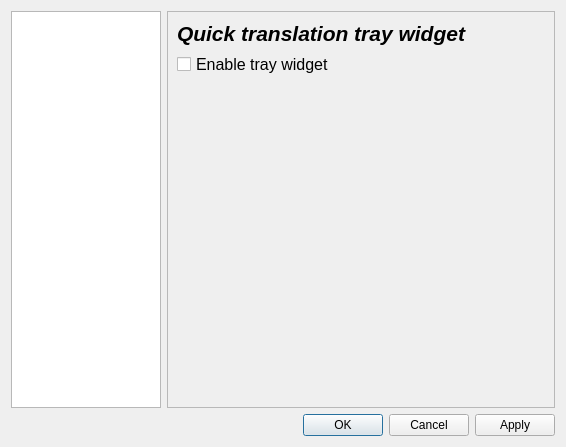
Old version of the form src/GUI/settingsdialog.ui in the repository denix56/Apertium-GP.
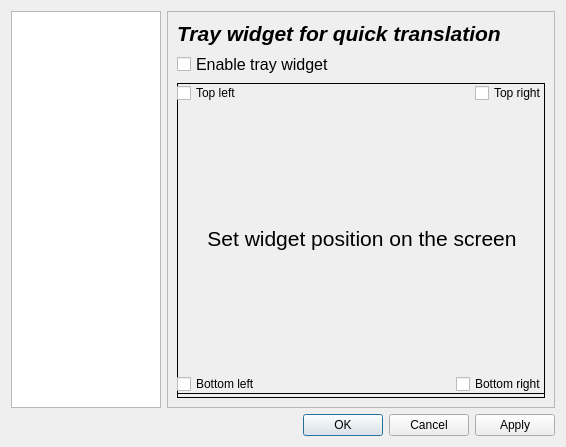
New version of the form.

Commit message: bug fixes, added option for changing tray widget position

Diff of the .ui file:
```diff
--- a/src/GUI/settingsdialog.ui
+++ b/src/GUI/settingsdialog.ui
@@ -20,36 +20,7 @@
    <string>Dialog</string>
   </property>
   <layout class="QGridLayout" name="gridLayout">
-   <item row="1" column="1">
-    <widget class="QDialogButtonBox" name="buttonBox">
-     <property name="standardButtons">
-      <set>QDialogButtonBox::Apply|QDialogButtonBox::Cancel|QDialogButtonBox::Ok</set>
-     </property>
-    </widget>
-   </item>
-   <item row="0" column="0">
-    <widget class="QListWidget" name="listWidget">
-     <property name="sizePolicy">
-      <sizepolicy hsizetype="Fixed" vsizetype="Expanding">
-       <horstretch>0</horstretch>
-       <verstretch>0</verstretch>
-      </sizepolicy>
-     </property>
-     <property name="maximumSize">
-      <size>
-       <width>150</width>
-       <height>16777215</height>
-      </size>
-     </property>
-     <property name="isWrapping" stdset="0">
-      <bool>false</bool>
-     </property>
-     <property name="wordWrap">
-      <bool>true</bool>
-     </property>
-    </widget>
-   </item>
-   <item row="0" column="1">
+   <item row="0" column="2">
     <widget class="QStackedWidget" name="stackedWidget">
      <property name="frameShape">
       <enum>QFrame::StyledPanel</enum>
@@ -128,8 +99,8 @@
           <string>&lt;!DOCTYPE HTML PUBLIC &quot;-//W3C//DTD HTML 4.0//EN&quot; &quot;http://www.w3.org/TR/REC-html40/strict.dtd&quot;&gt;
 &lt;html&gt;&lt;head&gt;&lt;meta name=&quot;qrichtext&quot; content=&quot;1&quot; /&gt;&lt;style type=&quot;text/css&quot;&gt;
 p, li { white-space: pre-wrap; }
-&lt;/style&gt;&lt;/head&gt;&lt;body style=&quot; font-family:'MS Shell Dlg 2'; font-size:8.25pt; font-weight:400; font-style:normal;&quot;&gt;
-&lt;p style=&quot; margin-top:0px; margin-bottom:0px; margin-left:0px; margin-right:0px; -qt-block-indent:0; text-indent:0px;&quot;&gt;&lt;span style=&quot; font-family:'Ubuntu'; font-size:11pt; color:#000000;&quot;&gt;Hello world!&lt;/span&gt;&lt;/p&gt;&lt;/body&gt;&lt;/html&gt;</string>
+&lt;/style&gt;&lt;/head&gt;&lt;body style=&quot; font-family:'Ubuntu'; font-size:11pt; font-weight:400; font-style:normal;&quot;&gt;
+&lt;p style=&quot; margin-top:0px; margin-bottom:0px; margin-left:0px; margin-right:0px; -qt-block-indent:0; text-indent:0px;&quot;&gt;&lt;span style=&quot; color:#000000;&quot;&gt;Hello world!&lt;/span&gt;&lt;/p&gt;&lt;/body&gt;&lt;/html&gt;</string>
          </property>
         </widget>
        </item>
@@ -139,23 +110,22 @@
       <layout class="QGridLayout" name="gridLayout_5">
        <item row="0" column="0">
         <layout class="QGridLayout" name="gridLayout_4">
-         <item row="3" column="0">
-          <spacer name="verticalSpacer_3">
-           <property name="orientation">
-            <enum>Qt::Vertical</enum>
+         <item row="1" column="0">
+          <widget class="QCheckBox" name="enableTrayWidget">
+           <property name="font">
+            <font>
+             <pointsize>12</pointsize>
+            </font>
            </property>
-           <property name="sizeType">
-            <enum>QSizePolicy::Expanding</enum>
+           <property name="text">
+            <string>Enable tray widget</string>
            </property>
-           <property name="sizeHint" stdset="0">
-            <size>
-             <width>20</width>
-             <height>40</height>
-            </size>
+           <property name="tristate">
+            <bool>false</bool>
            </property>
-          </spacer>
+          </widget>
          </item>
-         <item row="0" column="0">
+         <item row="0" column="0" alignment="Qt::AlignLeft">
           <widget class="QLabel" name="TrayLabel">
            <property name="sizePolicy">
             <sizepolicy hsizetype="Preferred" vsizetype="Preferred">
@@ -169,53 +139,119 @@
             </font>
            </property>
            <property name="text">
-            <string>&lt;html&gt;&lt;head/&gt;&lt;body&gt;&lt;p&gt;&lt;span style=&quot; font-size:16pt; font-weight:600; font-style:italic;&quot;&gt;Quick translation tray widget&lt;/span&gt;&lt;/p&gt;&lt;/body&gt;&lt;/html&gt;</string>
+            <string>&lt;html&gt;&lt;head/&gt;&lt;body&gt;&lt;p&gt;&lt;span style=&quot; font-size:16pt; font-weight:600; font-style:italic;&quot;&gt;Tray widget for quick translation &lt;/span&gt;&lt;/p&gt;&lt;/body&gt;&lt;/html&gt;</string>
            </property>
            <property name="alignment">
             <set>Qt::AlignLeading|Qt::AlignLeft|Qt::AlignVCenter</set>
            </property>
            <property name="wordWrap">
-            <bool>true</bool>
-           </property>
-          </widget>
-         </item>
-         <item row="1" column="0">
-          <widget class="QCheckBox" name="enableTrayWidget">
-           <property name="font">
-            <font>
-             <pointsize>12</pointsize>
-            </font>
-           </property>
-           <property name="text">
-            <string>Enable tray widget</string>
-           </property>
-           <property name="tristate">
             <bool>false</bool>
            </property>
           </widget>
          </item>
+         <item row="2" column="0">
+          <widget class="QWidget" name="screenWidget" native="true">
+           <property name="sizePolicy">
+            <sizepolicy hsizetype="Expanding" vsizetype="Expanding">
+             <horstretch>0</horstretch>
+             <verstretch>0</verstretch>
+            </sizepolicy>
+           </property>
+           <property name="styleSheet">
+            <string notr="true">.QWidget{
+border: 1px solid dark-grey;
+}</string>
+           </property>
+           <widget class="QWidget" name="gridLayoutWidget">
+            <property name="geometry">
+             <rect>
+              <x>0</x>
+              <y>0</y>
+              <width>370</width>
+              <height>311</height>
+             </rect>
+            </property>
+            <layout class="QGridLayout" name="gridLayout_7">
+             <item row="0" column="0" alignment="Qt::AlignLeft|Qt::AlignTop">
+              <widget class="QCheckBox" name="Topleft">
+               <property name="text">
+                <string>Top left</string>
+               </property>
+               <property name="tristate">
+                <bool>false</bool>
+               </property>
+              </widget>
+             </item>
+             <item row="0" column="1" alignment="Qt::AlignRight|Qt::AlignTop">
+              <widget class="QCheckBox" name="TopRight">
+               <property name="text">
+                <string>Top right</string>
+               </property>
+              </widget>
+             </item>
+             <item row="2" column="1" alignment="Qt::AlignRight|Qt::AlignBottom">
+              <widget class="QCheckBox" name="BottomRight">
+               <property name="text">
+                <string>Bottom right</string>
+               </property>
+              </widget>
+             </item>
+             <item row="2" column="0" alignment="Qt::AlignLeft|Qt::AlignBottom">
+              <widget class="QCheckBox" name="BottomLeft">
+               <property name="text">
+                <string>Bottom left</string>
+               </property>
+              </widget>
+             </item>
+             <item row="1" column="0" colspan="2">
+              <widget class="QLabel" name="info">
+               <property name="text">
+                <string>&lt;html&gt;&lt;head/&gt;&lt;body&gt;&lt;p&gt;&lt;span style=&quot; font-size:16pt;&quot;&gt;Set widget position on the screen&lt;/span&gt;&lt;/p&gt;&lt;/body&gt;&lt;/html&gt;</string>
+               </property>
+               <property name="alignment">
+                <set>Qt::AlignCenter</set>
+               </property>
+              </widget>
+             </item>
+            </layout>
+           </widget>
+          </widget>
+         </item>
         </layout>
        </item>
-       <item row="0" column="1">
-        <spacer name="horizontalSpacer">
-         <property name="orientation">
-          <enum>Qt::Horizontal</enum>
-         </property>
-         <property name="sizeType">
-          <enum>QSizePolicy::Preferred</enum>
-         </property>
-         <property name="sizeHint" stdset="0">
-          <size>
-           <width>40</width>
-           <height>20</height>
-          </size>
-         </property>
-        </spacer>
-       </item>
       </layout>
      </widget>
     </widget>
    </item>
+   <item row="1" column="2">
+    <widget class="QDialogButtonBox" name="buttonBox">
+     <property name="standardButtons">
+      <set>QDialogButtonBox::Apply|QDialogButtonBox::Cancel|QDialogButtonBox::Ok</set>
+     </property>
+    </widget>
+   </item>
+   <item row="0" column="0">
+    <widget class="QListWidget" name="listWidget">
+     <property name="sizePolicy">
+      <sizepolicy hsizetype="Fixed" vsizetype="Expanding">
+       <horstretch>0</horstretch>
+       <verstretch>0</verstretch>
+      </sizepolicy>
+     </property>
+     <property name="maximumSize">
+      <size>
+       <width>150</width>
+       <height>16777215</height>
+      </size>
+     </property>
+     <property name="isWrapping" stdset="0">
+      <bool>false</bool>
+     </property>
+     <property name="wordWrap">
+      <bool>true</bool>
+     </property>
+    </widget>
+   </item>
   </layout>
  </widget>
  <resources/>
```
The commit also changes 13 other files.
